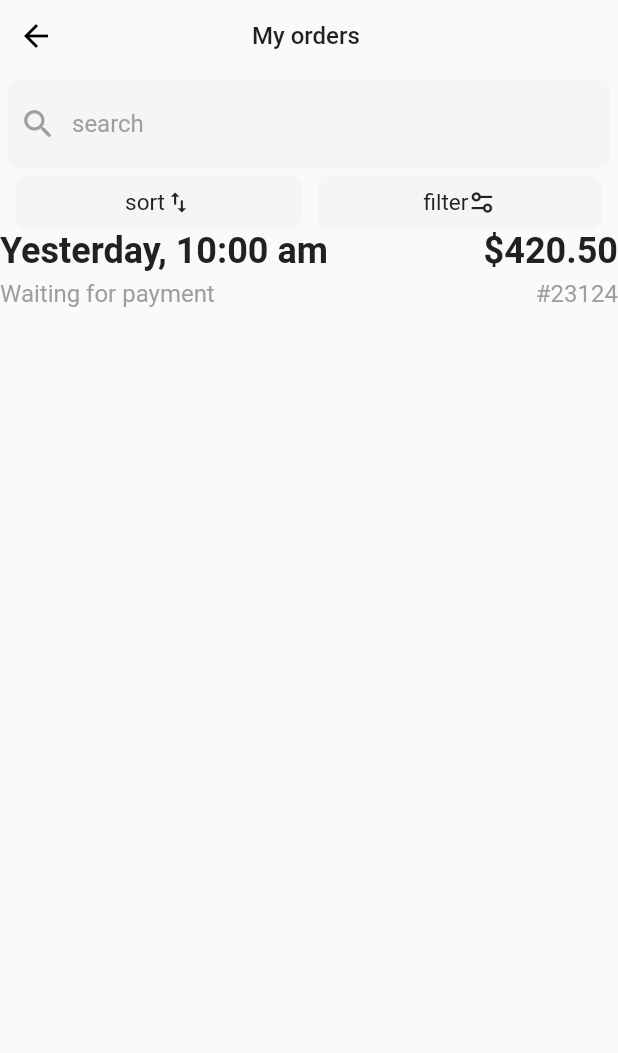
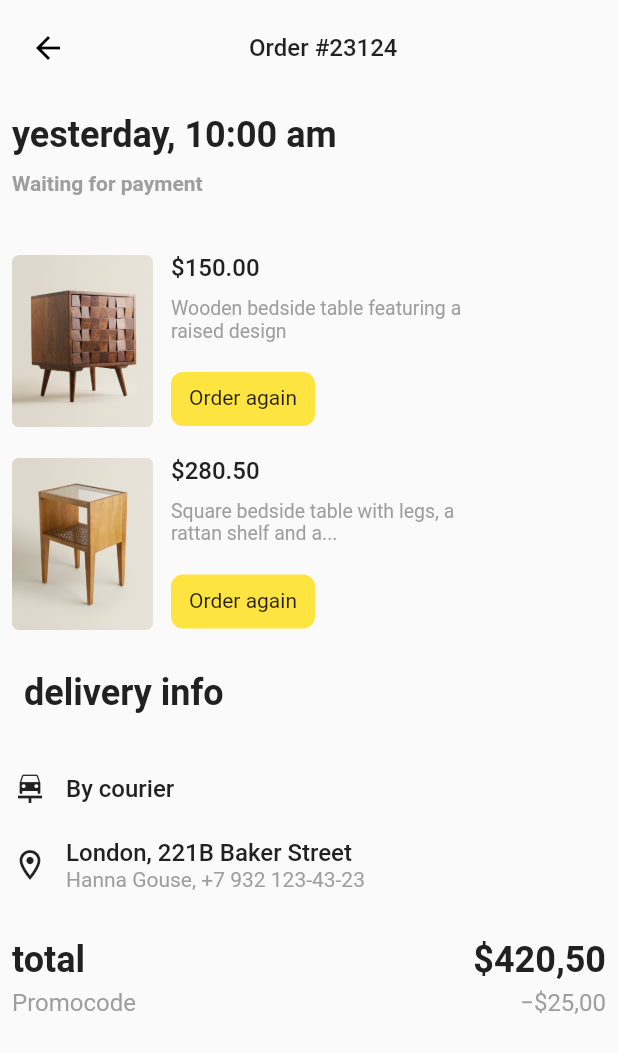
Before and after one commit to krushikapolra45/ulmo, a Flutter app: the screen it shows after launch, on a phone screen of 412 x 824 dp. Shown: the top 1053 px of the screen. Run offline on Flutter 3.47's test engine with Material 2 defaults, Android fonts, the light colour scheme and no system bars; Roboto replaces fonts that are missing (poppins).

Commit message:
screen complete

```diff
--- a/lib/bag_screen.dart
+++ b/lib/bag_screen.dart
@@ -1,6 +1,6 @@
 import 'package:flutter/material.dart';
 import 'package:ulmo/common_widget/elevated_common.dart';
-import 'package:ulmo/common_widget/totle_price_common.dart';
+import 'package:ulmo/common_widget/total_price_common.dart';
 
 class BagScreen extends StatefulWidget {
   const BagScreen({Key? key}) : super(key: key);
@@ -230,7 +230,7 @@ class _BagScreenState extends State<BagScreen> {
                 height: 20,
               ),
               TotlePriceScreen(
-                totle: "total",
+                total: "total",
                 price: "\$420,50",
                 code: "Promocode",
                 codeprice: "−\$25,00",
--- a/lib/common_widget/titlename_common.dart
+++ b/lib/common_widget/titlename_common.dart
@@ -12,7 +12,7 @@ class TitleScreen extends StatelessWidget {
         BackButton(
           color: Colors.black,
         ),
-        SizedBox(width: 120),
+        SizedBox(width: 110),
         Text(
           name ?? "",
           style: TextStyle(
--- a/lib/common_widget/totle_price_common.dart
+++ b/lib/common_widget/total_price_common.dart
@@ -1,18 +1,11 @@
 import 'package:flutter/material.dart';
 
 class TotlePriceScreen extends StatelessWidget {
-  final String? totle;
+  final String? total;
   final String? price;
   final String? code;
   final String? codeprice;
-
-  const TotlePriceScreen({
-    Key? key,
-    this.totle,
-    this.price,
-    this.code,
-    this.codeprice,
-  }) : super(key: key);
+  const TotlePriceScreen({Key? key, this.total, this.price, this.code, this.codeprice}) : super(key: key);
 
   @override
   Widget build(BuildContext context) {
@@ -20,7 +13,7 @@ class TotlePriceScreen extends StatelessWidget {
       children: [
         Row(
           children: [
-            Text(totle ?? "",
+            Text(total ?? "",
                 style: TextStyle(
                   color: Color(0xFF212121),
                   fontSize: 24,
--- a/lib/main.dart
+++ b/lib/main.dart
@@ -1,5 +1,5 @@
 import 'package:flutter/material.dart';
-import 'package:ulmo/my_orders_screen.dart';
+import 'package:ulmo/order_screen.dart';
 
 void main() {
   runApp(const MyApp());
@@ -20,7 +20,7 @@ class MyApp extends StatelessWidget {
           ),
       // initialRoute: Routename.initialRoute,
       // routes: AppRoute().approutes,
-      home: MyOrdersScreen(),
+      home: OrderScreen(),
     );
   }
 }
--- /dev/null
+++ b/lib/order_screen.dart
@@ -0,0 +1,219 @@
+import 'package:flutter/material.dart';
+import 'package:ulmo/common_widget/titlename_common.dart';
+import 'package:ulmo/common_widget/total_price_common.dart';
+
+class OrderScreen extends StatefulWidget {
+  const OrderScreen({Key? key}) : super(key: key);
+
+  @override
+  State<OrderScreen> createState() => _OrderScreenState();
+}
+
+class _OrderScreenState extends State<OrderScreen> {
+  @override
+  Widget build(BuildContext context) {
+    return Scaffold(
+      body: SafeArea(
+        child: Padding(
+          padding: const EdgeInsets.all(8.0),
+          child: Column(
+            crossAxisAlignment: CrossAxisAlignment.start,
+            children: [
+              const TitleScreen(
+                name: "Order #23124",
+              ),
+              const SizedBox(height: 20),
+              const Text(
+                "yesterday, 10:00 am",
+                style: TextStyle(
+                  color: Color(0xFF212121),
+                  fontSize: 24,
+                  fontWeight: FontWeight.bold,
+                ),
+              ),
+              const SizedBox(height: 10),
+              const Text(
+                "Waiting for payment",
+                style: TextStyle(
+                  color: Color(0xFF9E9E9E),
+                  fontSize: 14,
+                  fontWeight: FontWeight.bold,
+                ),
+              ),
+              const SizedBox(
+                height: 30,
+              ),
+              Row(
+                crossAxisAlignment: CrossAxisAlignment.start,
+                children: [
+                  Padding(
+                    padding: const EdgeInsets.only(top: 10),
+                    child: Column(
+                      children: [
+                        Image.asset(
+                          "assets/images/woodtblroom.png",
+                          height: 115,
+                          width: 94,
+                        ),
+                        const SizedBox(height: 20),
+                        Image.asset(
+                          "assets/images/squretable.png",
+                          height: 115,
+                          width: 94,
+                        ),
+                      ],
+                    ),
+                  ),
+                  Padding(
+                    padding: const EdgeInsets.only(left: 12, top: 9),
+                    child: Column(
+                      crossAxisAlignment: CrossAxisAlignment.start,
+                      children: [
+                        const Text(
+                          textAlign: TextAlign.start,
+                          "\$150.00",
+                          style: TextStyle(
+                            fontSize: 16,
+                            color: Color(0xFF212121),
+                            fontWeight: FontWeight.w500,
+                          ),
+                        ),
+                        const SizedBox(height: 10),
+                        const Text(
+                          "Wooden bedside table featuring a \nraised design",
+                          style: TextStyle(
+                            fontSize: 13,
+                            color: Color(0xFF9E9E9E),
+                            fontWeight: FontWeight.w400,
+                          ),
+                        ),
+                        const SizedBox(height: 20),
+                        Container(
+                          height: 36,
+                          width: 96,
+                          decoration: BoxDecoration(
+                            borderRadius: BorderRadius.circular(8),
+                            color: const Color(0xFFFEE440),
+                          ),
+                          child: const Padding(
+                            padding: EdgeInsets.only(top: 9.0),
+                            child: Text(
+                              textAlign: TextAlign.center,
+                              "Order again",
+                            ),
+                          ),
+                        ),
+                        const SizedBox(height: 20),
+                        const Text(
+                          textAlign: TextAlign.start,
+                          "\$280.50",
+                          style: TextStyle(
+                            fontSize: 16,
+                            color: Color(0xFF212121),
+                            fontWeight: FontWeight.w500,
+                          ),
+                        ),
+                        const SizedBox(height: 10),
+                        const Text(
+                          "Square bedside table with legs, a\nrattan shelf and a...",
+                          style: TextStyle(
+                            fontSize: 13,
+                            color: Color(0xFF9E9E9E),
+                            fontWeight: FontWeight.w400,
+                          ),
+                        ),
+                        const SizedBox(height: 20),
+                        Container(
+                          height: 36,
+                          width: 96,
+                          decoration: BoxDecoration(
+                            borderRadius: BorderRadius.circular(8),
+                            color: const Color(0xFFFEE440),
+                          ),
+                          child: const Padding(
+                            padding: EdgeInsets.only(top: 9.0),
+                            child: Text(
+                              textAlign: TextAlign.center,
+                              "Order again",
+                            ),
+                          ),
+                        ),
+                      ],
+                    ),
+                  ),
+                ],
+              ),
+              SizedBox(height: 20),
+              const Padding(
+                padding: EdgeInsets.all(8.0),
+                child: Align(
+                  alignment: Alignment.topLeft,
+                  child: Text(
+                    "delivery info",
+                    style: TextStyle(
+                      fontSize: 24,
+                      color: Color(0xFF212121),
+                      fontWeight: FontWeight.w600,
+                    ),
+                  ),
+                ),
+              ),
+              SizedBox(height: 20),
+              const Row(
+                children: [
+                  Icon(Icons.car_repair),
+                  Padding(
+                    padding: EdgeInsets.all(12),
+                    child: Text(
+                      "By courier",
+                      style: TextStyle(
+                        color: Color(0xFF212121),
+                        fontSize: 16,
+                        fontWeight: FontWeight.w500,
+                      ),
+                    ),
+                  ),
+                ],
+              ),
+              const Row(
+                children: [
+                  Icon(Icons.location_on_outlined),
+                  Padding(
+                    padding: EdgeInsets.all(12),
+                    child: Column(
+                      crossAxisAlignment: CrossAxisAlignment.start,
+                      children: [
+                        Text(
+                          "London, 221B Baker Street",
+                          style: TextStyle(
+                            color: Color(0xFF212121),
+                            fontSize: 16,
+                            fontWeight: FontWeight.w500,
+                          ),
+                        ),
+                        Text(
+                          "Hanna Gouse, +7 932 123-43-23",
+                          style: TextStyle(
+                            color: Color(0xFF9E9E9E),
+                            fontSize: 14,
+                          ),
+                        ),
+                      ],
+                    ),
+                  ),
+                ],
+              ),
+              const SizedBox(height: 20),
+              const TotlePriceScreen(
+                total: "total",
+                price: "\$420,50",
+                code: "Promocode",
+                codeprice: "−\$25,00",
+              ),
+            ],
+          ),
+        ),
+      ),
+    );
+  }
+}
```
Also changed, not shown: lib/my_orders_screen.dart (+124 -9 lines).
